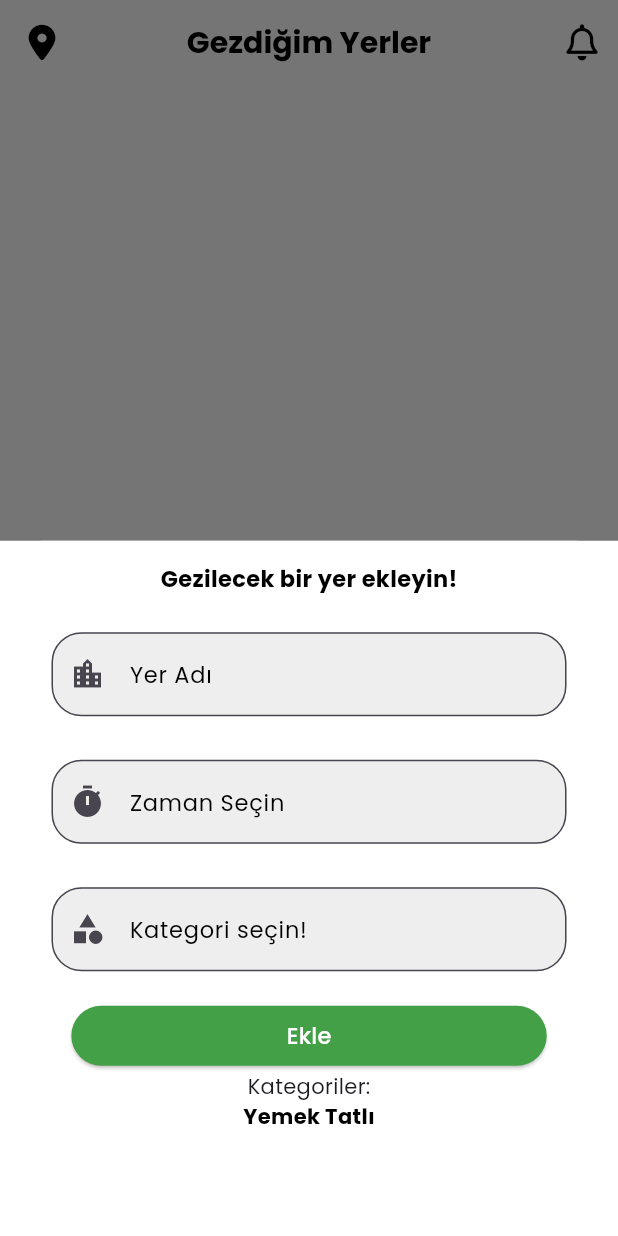
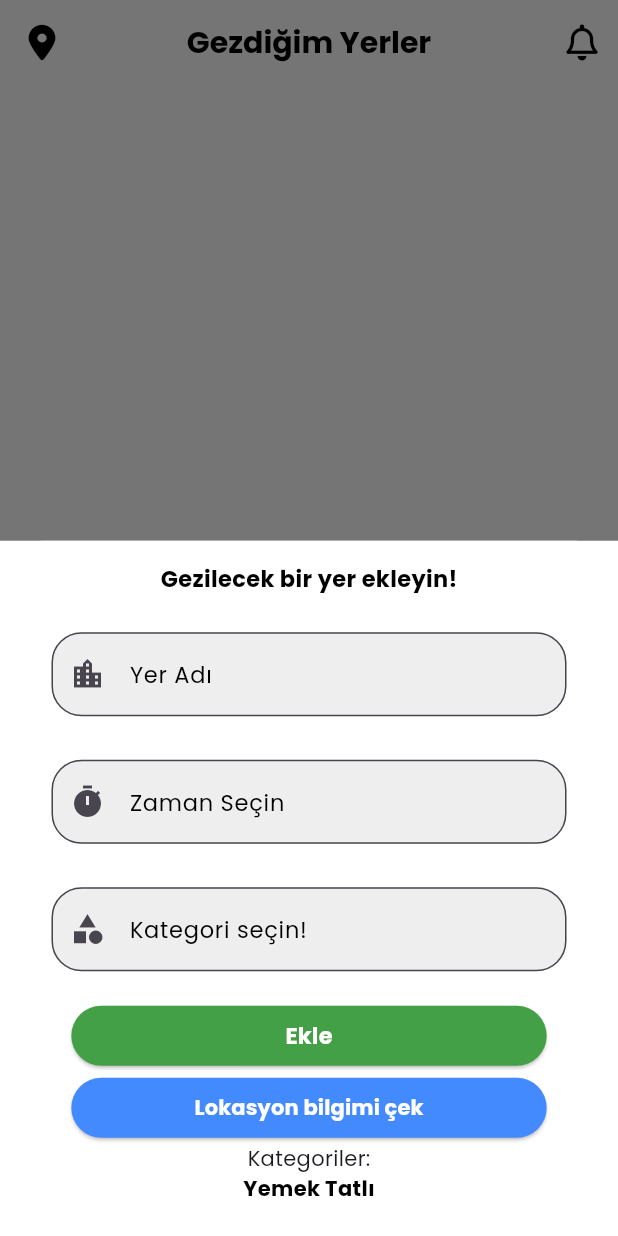
Before and after one commit to batuhangurkan/visit_app, a Flutter app: the HistoryPlace screen opened directly, after a tap on an icon or button, on a phone screen of 412 x 824 dp. Run offline on Flutter 3.47's test engine with Material 3 defaults, Android fonts, the phone set to English and light mode, and no system bars; our stand-ins replace animated_splash_screen, cloud_firestore, elegant_notification, firebase_auth, firebase_core, flutter_rating_bar and 6 more; missing offline and left inert: google_maps_directions, sign_button; accounts and stored records are empty.

Commit message:
Major Updates

```diff
--- a/lib/pages/historyplace_page.dart
+++ b/lib/pages/historyplace_page.dart
@@ -5,6 +5,7 @@ import 'package:font_awesome_flutter/font_awesome_flutter.dart';
 import 'package:google_fonts/google_fonts.dart';
 import 'package:myapp1/services/firebase_service.dart';
 import 'package:sn_progress_dialog/progress_dialog.dart';
+import 'package:location/location.dart';
 
 class HistoryPlace extends StatefulWidget {
   const HistoryPlace({super.key});
@@ -69,7 +70,7 @@ class _HistoryPlaceState extends State<HistoryPlace> {
                   context: context,
                   builder: (context) => Container(
                         width: MediaQuery.of(context).size.width,
-                        height: 600,
+                        height: MediaQuery.of(context).size.height,
                         color: Colors.white,
                         child: Column(
                           children: [
@@ -222,7 +223,7 @@ class _HistoryPlaceState extends State<HistoryPlace> {
                                   }
                                 },
                                 child: Text('Ekle',
-                                    style: GoogleFonts.poppins(fontSize: 15)),
+                                    style: GoogleFonts.poppins(fontSize: 15, fontWeight: FontWeight.bold)),
                                 style: ElevatedButton.styleFrom(
                                   backgroundColor: Colors.green[600],
                                   foregroundColor: Colors.white,
@@ -230,6 +231,19 @@ class _HistoryPlaceState extends State<HistoryPlace> {
                                     borderRadius: BorderRadius.circular(20),
                                   ),
                                 ),
+                              ),
+                            ),
+                            SizedBox(
+                              width: MediaQuery.of(context).size.width / 1.3,
+                              child: ElevatedButton(
+                                style: ElevatedButton.styleFrom(backgroundColor: Colors.blueAccent),
+                                onPressed: () async {
+
+                                  setState(() {
+
+
+                                  });
+                                }, child: Text('Lokasyon bilgimi çek', style: GoogleFonts.poppins(color: Colors.white, fontWeight: FontWeight.bold),),
                               ),
                             ),
                             Text('Kategoriler:'),
--- a/lib/pages/login_page.dart
+++ b/lib/pages/login_page.dart
@@ -188,6 +188,7 @@ class _LoginPageState extends State<LoginPage> {
                         onPressed: () {
                           print('click');
                         })),
+                SizedBox(height: 10,),
                 SizedBox(
                     width: MediaQuery.of(context).size.width / 1.2,
                     child: SignInButton(
@@ -195,6 +196,7 @@ class _LoginPageState extends State<LoginPage> {
                         onPressed: () {
                           print('click');
                         })),
+                SizedBox(height: 10,),
                 SizedBox(
                     width: MediaQuery.of(context).size.width / 1.2,
                     child: SignInButton(
```
Also changed, not shown: pubspec.lock.
